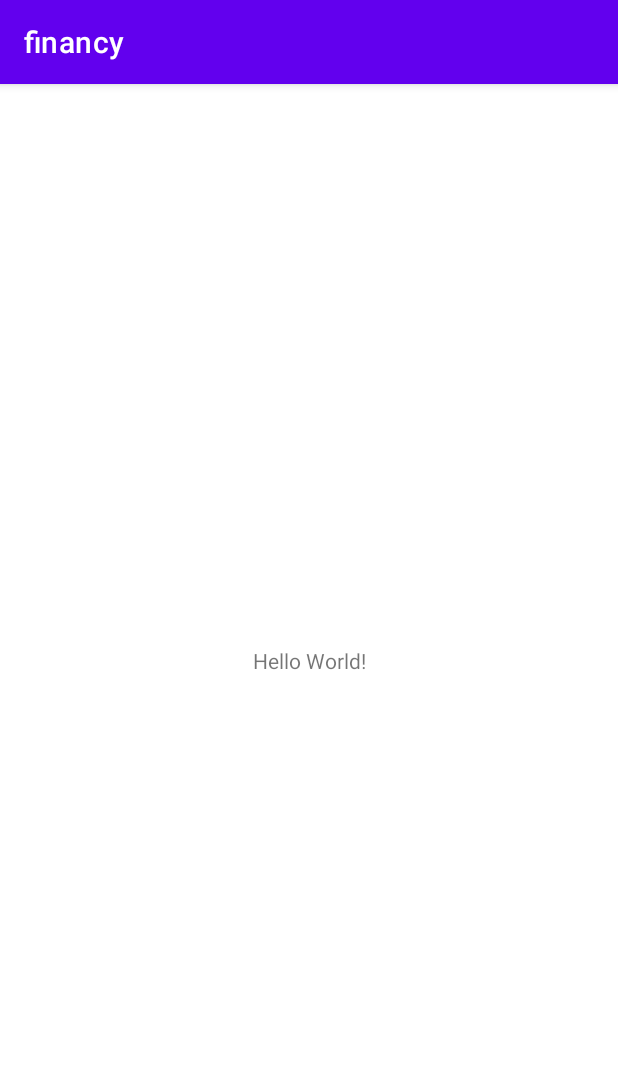
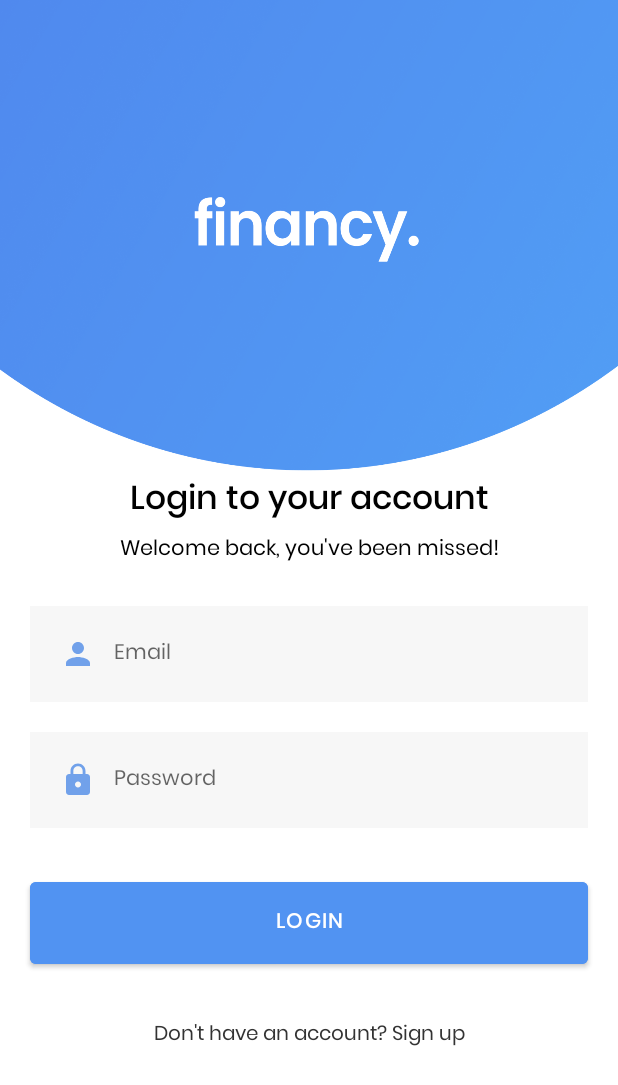
Before and after one commit to bogdanm01/financy, an Android app: the screen it shows after launch (MainActivity before the commit, SignInActivity after it), on a phone screen of 412 x 824 dp. Shown: the top 1085 px of the screen. Run offline under Robolectric (Android 15) with nearby library versions, the phone set to English and light mode, and no system bars.

Commit message:
Design login page layout

```diff
--- a/app/build.gradle
+++ b/app/build.gradle
@@ -30,6 +30,9 @@ android {
     kotlinOptions {
         jvmTarget = '1.8'
     }
+    buildFeatures {
+        viewBinding = true
+    }
 }
 
 dependencies {
--- a/app/src/main/AndroidManifest.xml
+++ b/app/src/main/AndroidManifest.xml
@@ -13,13 +13,30 @@
         android:theme="@style/Theme.Financy"
         tools:targetApi="31">
         <activity
+            android:name=".SignUpActivity"
+            android:exported="false">
+            <meta-data
+                android:name="android.app.lib_name"
+                android:value="" />
+        </activity>
+        <activity
+            android:name=".SignInActivity"
+            android:exported="true">
+
+            <intent-filter>
+                <action android:name="android.intent.action.MAIN" />
+                <category android:name="android.intent.category.LAUNCHER" />
+            </intent-filter>
+
+            <meta-data
+                android:name="android.app.lib_name"
+                android:value="" />
+        </activity>
+        <activity
             android:name=".MainActivity"
             android:exported="true">
-            <intent-filter>
-                <action android:name="android.intent.action.MAIN" />
 
-                <category android:name="android.intent.category.LAUNCHER" />
-            </intent-filter>
+
 
             <meta-data
                 android:name="android.app.lib_name"
--- /dev/null
+++ b/app/src/main/java/com/example/financy/SignInActivity.kt
@@ -0,0 +1,11 @@
+package com.example.financy
+
+import androidx.appcompat.app.AppCompatActivity
+import android.os.Bundle
+
+class SignInActivity : AppCompatActivity() {
+    override fun onCreate(savedInstanceState: Bundle?) {
+        super.onCreate(savedInstanceState)
+        setContentView(R.layout.activity_sign_in)
+    }
+}
--- /dev/null
+++ b/app/src/main/java/com/example/financy/SignUpActivity.kt
@@ -0,0 +1,11 @@
+package com.example.financy
+
+import androidx.appcompat.app.AppCompatActivity
+import android.os.Bundle
+
+class SignUpActivity : AppCompatActivity() {
+    override fun onCreate(savedInstanceState: Bundle?) {
+        super.onCreate(savedInstanceState)
+        setContentView(R.layout.activity_sign_up)
+    }
+}
--- /dev/null
+++ b/app/src/main/res/drawable/ic_baseline_lock_24.xml
@@ -0,0 +1,5 @@
+<vector android:alpha="0.8" android:height="24dp" android:tint="#508CE7"
+    android:viewportHeight="24" android:viewportWidth="24"
+    android:width="24dp" xmlns:android="http://schemas.android.com/apk/res/android">
+    <path android:fillColor="@android:color/white" android:pathData="M18,8h-1L17,6c0,-2.76 -2.24,-5 -5,-5S7,3.24 7,6v2L6,8c-1.1,0 -2,0.9 -2,2v10c0,1.1 0.9,2 2,2h12c1.1,0 2,-0.9 2,-2L20,10c0,-1.1 -0.9,-2 -2,-2zM12,17c-1.1,0 -2,-0.9 -2,-2s0.9,-2 2,-2 2,0.9 2,2 -0.9,2 -2,2zM15.1,8L8.9,8L8.9,6c0,-1.71 1.39,-3.1 3.1,-3.1 1.71,0 3.1,1.39 3.1,3.1v2z"/>
+</vector>
--- /dev/null
+++ b/app/src/main/res/drawable/ic_baseline_person_24.xml
@@ -0,0 +1,5 @@
+<vector android:alpha="0.8" android:height="24dp" android:tint="#508CE7"
+    android:viewportHeight="24" android:viewportWidth="24"
+    android:width="24dp" xmlns:android="http://schemas.android.com/apk/res/android">
+    <path android:fillColor="@android:color/white" android:pathData="M12,12c2.21,0 4,-1.79 4,-4s-1.79,-4 -4,-4 -4,1.79 -4,4 1.79,4 4,4zM12,14c-2.67,0 -8,1.34 -8,4v2h16v-2c0,-2.66 -5.33,-4 -8,-4z"/>
+</vector>
--- /dev/null
+++ b/app/src/main/res/layout/activity_sign_in.xml
@@ -0,0 +1,98 @@
+<?xml version="1.0" encoding="utf-8"?>
+<RelativeLayout xmlns:android="http://schemas.android.com/apk/res/android"
+    xmlns:app="http://schemas.android.com/apk/res-auto"
+    xmlns:tools="http://schemas.android.com/tools"
+    android:layout_width="match_parent"
+    android:layout_height="match_parent"
+    android:background="@drawable/bacnground_1"
+    tools:context=".SignInActivity">
+
+    <!-- Login to your account -->
+    <TextView
+        android:id="@+id/id_login_text"
+        android:layout_width="match_parent"
+        android:layout_height="wrap_content"
+        android:layout_marginTop="315dp"
+        android:fontFamily="@font/poppins_medium"
+        android:gravity="center"
+        android:text="Login to your account"
+        android:textColor="@color/black"
+        android:textSize="22dp" />
+
+    <TextView
+        android:id="@+id/id_login_detail_text"
+        android:layout_below="@id/id_login_text"
+        android:layout_width="match_parent"
+        android:layout_height="wrap_content"
+        android:layout_marginTop="2dp"
+        android:fontFamily="@font/poppins"
+        android:gravity="center"
+        android:text="Welcome back, you've been missed!"
+        android:textColor="@color/black"
+        android:textSize="14dp" />
+
+    <EditText
+        android:singleLine="true"
+        android:id="@+id/id_edit_email"
+        android:layout_width="match_parent"
+        android:layout_height="wrap_content"
+        android:layout_below="@id/id_login_detail_text"
+        android:layout_marginStart="20dp"
+        android:layout_marginTop="25dp"
+        android:layout_marginEnd="20dp"
+        android:background="#08000000"
+        android:fontFamily="@font/poppins"
+        android:textSize="14dp"
+        android:hint="Email"
+        android:drawableLeft="@drawable/ic_baseline_person_24"
+        android:drawablePadding="12dp"
+        android:padding="20dp" />
+
+    <EditText
+        android:id="@+id/id_edit_password"
+        android:layout_width="match_parent"
+        android:layout_height="wrap_content"
+        android:layout_below="@id/id_edit_email"
+        android:layout_marginStart="20dp"
+        android:layout_marginTop="20dp"
+        android:layout_marginEnd="20dp"
+        android:background="#08000000"
+        android:fontFamily="@font/poppins"
+        android:textSize="14dp"
+        android:hint="Password"
+        android:ellipsize="start"
+        android:gravity="start"
+        android:drawableLeft="@drawable/ic_baseline_lock_24"
+        android:drawablePadding="12dp"
+        android:padding="20dp" />
+
+    <com.google.android.material.button.MaterialButton
+        android:layout_width="match_parent"
+        android:layout_height="wrap_content"
+        android:id="@+id/id_btn_login"
+        android:layout_below="@id/id_edit_password"
+        android:text="LOGIN"
+        android:fontFamily="@font/poppins_medium"
+        android:letterSpacing="0.06"
+        android:backgroundTint="#5193F2"
+        android:layout_centerHorizontal="true"
+        android:layout_marginTop="30dp"
+        android:layout_marginStart="20dp"
+        android:layout_marginEnd="20dp"
+        android:padding="15dp"
+        />
+
+    <TextView
+        android:id="@+id/id_bottom_text"
+        android:layout_below="@id/id_btn_login"
+        android:layout_width="match_parent"
+        android:layout_height="wrap_content"
+        android:layout_marginTop="30dp"
+        android:fontFamily="@font/poppins"
+        android:gravity="center"
+        android:text="Don't have an account? Sign up"
+        android:textColor="#333"
+        android:textSize="13dp" />
+
+
+</RelativeLayout>
--- /dev/null
+++ b/app/src/main/res/layout/activity_sign_up.xml
@@ -0,0 +1,11 @@
+<?xml version="1.0" encoding="utf-8"?>
+<androidx.constraintlayout.widget.ConstraintLayout xmlns:android="http://schemas.android.com/apk/res/android"
+    xmlns:app="http://schemas.android.com/apk/res-auto"
+    xmlns:tools="http://schemas.android.com/tools"
+    android:layout_width="match_parent"
+    android:layout_height="match_parent"
+    tools:context=".SignUpActivity">
+
+
+
+</androidx.constraintlayout.widget.ConstraintLayout>
--- a/app/src/main/res/values-night/themes.xml
+++ b/app/src/main/res/values-night/themes.xml
@@ -1,6 +1,6 @@
 <resources xmlns:tools="http://schemas.android.com/tools">
     <!-- Base application theme. -->
-    <style name="Theme.Financy" parent="Theme.MaterialComponents.DayNight.DarkActionBar">
+    <style name="Theme.Financy" parent="Theme.MaterialComponents.DayNight.NoActionBar">
         <!-- Primary brand color. -->
         <item name="colorPrimary">@color/purple_200</item>
         <item name="colorPrimaryVariant">@color/purple_700</item>
--- a/app/src/main/res/values/colors.xml
+++ b/app/src/main/res/values/colors.xml
@@ -7,4 +7,7 @@
     <color name="teal_700">#FF018786</color>
     <color name="black">#FF000000</color>
     <color name="white">#FFFFFFFF</color>
+
+    <color name="yellow">#53eb1c</color>
+
 </resources>
--- a/app/src/main/res/values/themes.xml
+++ b/app/src/main/res/values/themes.xml
@@ -1,6 +1,6 @@
 <resources xmlns:tools="http://schemas.android.com/tools">
     <!-- Base application theme. -->
-    <style name="Theme.Financy" parent="Theme.MaterialComponents.DayNight.DarkActionBar">
+    <style name="Theme.Financy" parent="Theme.MaterialComponents.DayNight.NoActionBar">
         <!-- Primary brand color. -->
         <item name="colorPrimary">@color/purple_500</item>
         <item name="colorPrimaryVariant">@color/purple_700</item>
@@ -13,4 +13,6 @@
         <item name="android:statusBarColor">?attr/colorPrimaryVariant</item>
         <!-- Customize your theme here. -->
     </style>
+
+
 </resources>
```
Also changed, not shown: app/src/main/res/drawable-v24/bacnground_1.png (added), app/src/main/res/font/poppins.ttf (added), app/src/main/res/font/poppins_medium.ttf (added).
